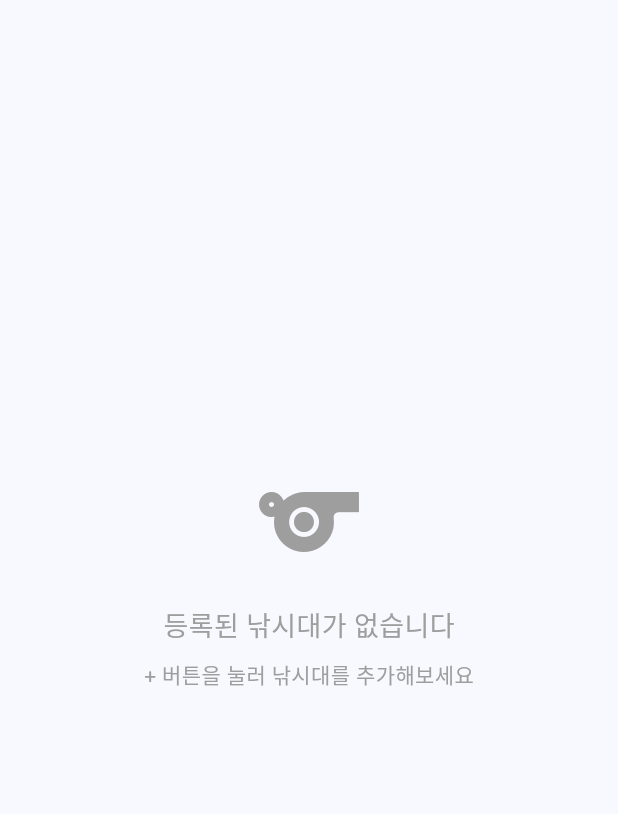
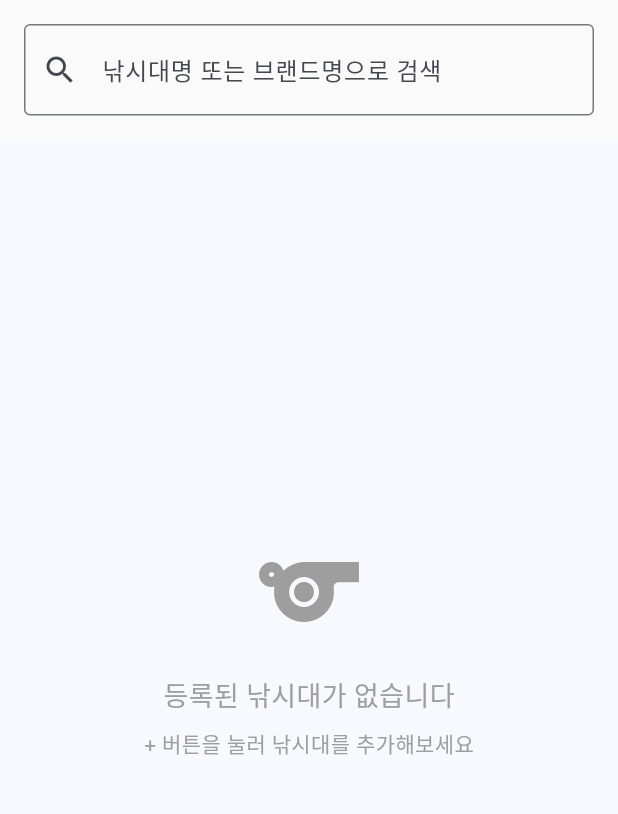
Before and after one commit to ezzooooo/fishing_rod_calculator, a Flutter app: the FishingRodManagementScreen screen opened by its route, on a phone screen of 412 x 824 dp, the part 84-898 px from its top. Run offline on Flutter 3.47's test engine with Material 3 defaults, Android fonts, the light colour scheme and no system bars; our stand-ins replace file_picker, flutter_riverpod, freezed_annotation, go_router, pdf, printing and 1 more; accounts and stored records are empty.

```diff
--- a/lib/screens/add_edit_fishing_rod_screen.dart
+++ b/lib/screens/add_edit_fishing_rod_screen.dart
@@ -60,10 +60,11 @@ class _AddEditFishingRodScreenState
       // 기존 낚시대의 칸수들을 선택된 상태로 설정
       _selectedLengths = rod.availableLengths.toSet();
 
-      // 각 칸수에 대해 같은 가격으로 초기화
+      // 각 칸수에 대해 개별 가격으로 초기화 (없으면 기본 가격 사용)
       for (int length in _selectedLengths) {
+        final price = rod.getPriceForLength(length);
         _priceControllers[length] = TextEditingController(
-          text: rod.usedPrice.toStringAsFixed(0),
+          text: price.toStringAsFixed(0),
         );
         _priceFocusNodes[length] = FocusNode();
       }
--- a/lib/screens/fishing_rod_management_screen.dart
+++ b/lib/screens/fishing_rod_management_screen.dart
@@ -1,3 +1,4 @@
+import 'dart:async';
 import 'package:flutter/material.dart';
 import 'package:flutter_riverpod/flutter_riverpod.dart';
 import 'package:go_router/go_router.dart';
@@ -6,13 +7,56 @@ import '../providers/brand_provider.dart';
 import '../models/brand.dart';
 import '../widgets/app_drawer.dart';
 
-class FishingRodManagementScreen extends ConsumerWidget {
+class FishingRodManagementScreen extends ConsumerStatefulWidget {
   const FishingRodManagementScreen({super.key});
 
   @override
-  Widget build(BuildContext context, WidgetRef ref) {
+  ConsumerState<FishingRodManagementScreen> createState() =>
+      _FishingRodManagementScreenState();
+}
+
+class _FishingRodManagementScreenState
+    extends ConsumerState<FishingRodManagementScreen> {
+  final _searchController = TextEditingController();
+  String _searchQuery = '';
+  Timer? _debounceTimer;
+
+  @override
+  void dispose() {
+    _searchController.dispose();
+    _debounceTimer?.cancel();
+    super.dispose();
+  }
+
+  void _updateSearchQuery(String query) {
+    _debounceTimer?.cancel();
+    _debounceTimer = Timer(const Duration(milliseconds: 300), () {
+      setState(() {
+        _searchQuery = query.trim();
+      });
+    });
+  }
+
+  @override
+  Widget build(BuildContext context) {
     final fishingRods = ref.watch(fishingRodProvider);
     final brands = ref.watch(brandProvider);
+
+    // 검색 필터링 로직
+    final filteredRods = _searchQuery.isEmpty
+        ? fishingRods
+        : fishingRods.where((rod) {
+            final brandName = brands
+                .firstWhere(
+                  (brand) => brand.id == rod.brandId,
+                  orElse: () => const Brand(id: '', name: ''),
+                )
+                .name;
+            return rod.name.toLowerCase().contains(
+                  _searchQuery.toLowerCase(),
+                ) ||
+                brandName.toLowerCase().contains(_searchQuery.toLowerCase());
+          }).toList();
 
     return Scaffold(
       appBar: AppBar(
@@ -26,12 +70,58 @@ class FishingRodManagementScreen extends ConsumerWidget {
         ],
       ),
       drawer: const AppDrawer(currentRoute: '/fishing-rods'),
-      body: fishingRods.isEmpty
+      body: Column(
+        children: [
+          // 검색 바
+          Container(
+            padding: const EdgeInsets.all(16),
+            color: Colors.grey.shade50,
+            child: Column(
+              children: [
+                TextField(
+                  controller: _searchController,
+                  decoration: InputDecoration(
+                    hintText: '낚시대명 또는 브랜드명으로 검색',
+                    prefixIcon: const Icon(Icons.search),
+                    suffixIcon: _searchController.text.isNotEmpty
+                        ? IconButton(
+                            icon: const Icon(Icons.clear),
+                            onPressed: () {
+                              _searchController.clear();
+                              _debounceTimer?.cancel();
+                              setState(() {
+                                _searchQuery = '';
+                              });
+                            },
+                          )
+                        : null,
+                    border: const OutlineInputBorder(),
+                  ),
+                  onChanged: _updateSearchQuery,
+                ),
+                if (_searchQuery.isNotEmpty) ...[
+                  const SizedBox(height: 8),
+                  Text(
+                    '총 ${fishingRods.length}개 중 ${filteredRods.length}개 표시',
+                    style: TextStyle(fontSize: 12, color: Colors.grey.shade600),
+                  ),
+                ],
+              ],
+            ),
+          ),
+
+          // 낚시대 목록
+          Expanded(
+            child: fishingRods.isEmpty
                 ? const Center(
                     child: Column(
                       mainAxisAlignment: MainAxisAlignment.center,
                       children: [
-                  Icon(Icons.sports_outlined, size: 80, color: Colors.grey),
+                        Icon(
+                          Icons.sports_outlined,
+                          size: 80,
+                          color: Colors.grey,
+                        ),
                         SizedBox(height: 16),
                         Text(
                           '등록된 낚시대가 없습니다',
@@ -45,11 +135,40 @@ class FishingRodManagementScreen extends ConsumerWidget {
                       ],
                     ),
                   )
+                : filteredRods.isEmpty
+                ? Center(
+                    child: Column(
+                      mainAxisAlignment: MainAxisAlignment.center,
+                      children: [
+                        const Icon(
+                          Icons.search_off,
+                          size: 80,
+                          color: Colors.grey,
+                        ),
+                        const SizedBox(height: 16),
+                        Text(
+                          '검색 결과가 없습니다',
+                          style: TextStyle(
+                            fontSize: 18,
+                            color: Colors.grey.shade600,
+                          ),
+                        ),
+                        const SizedBox(height: 8),
+                        Text(
+                          '"$_searchQuery"와 일치하는 낚시대가 없습니다',
+                          style: TextStyle(
+                            fontSize: 14,
+                            color: Colors.grey.shade500,
+                          ),
+                        ),
+                      ],
+                    ),
+                  )
                 : ListView.builder(
                     padding: const EdgeInsets.all(16),
-              itemCount: fishingRods.length,
+                    itemCount: filteredRods.length,
                     itemBuilder: (context, index) {
-                final rod = fishingRods[index];
+                      final rod = filteredRods[index];
                       final brand = brands.firstWhere(
                         (b) => b.id == rod.brandId,
                         orElse: () => const Brand(id: '', name: '알 수 없음'),
@@ -57,7 +176,9 @@ class FishingRodManagementScreen extends ConsumerWidget {
 
                       return Card(
                         child: ListTile(
-                    leading: const CircleAvatar(child: Icon(Icons.sports)),
+                          leading: const CircleAvatar(
+                            child: Icon(Icons.sports),
+                          ),
                           title: Text(
                             rod.name,
                             style: const TextStyle(fontWeight: FontWeight.bold),
@@ -80,9 +201,16 @@ class FishingRodManagementScreen extends ConsumerWidget {
                                 tooltip: '수정',
                               ),
                               IconButton(
-                          icon: const Icon(Icons.delete, color: Colors.red),
-                          onPressed: () =>
-                              _showDeleteDialog(context, ref, rod.id, rod.name),
+                                icon: const Icon(
+                                  Icons.delete,
+                                  color: Colors.red,
+                                ),
+                                onPressed: () => _showDeleteDialog(
+                                  context,
+                                  ref,
+                                  rod.id,
+                                  rod.name,
+                                ),
                                 tooltip: '삭제',
                               ),
                             ],
@@ -91,6 +219,9 @@ class FishingRodManagementScreen extends ConsumerWidget {
                         ),
                       );
                     },
+                  ),
+          ),
+        ],
       ),
     );
   }
```
Also changed, not shown: lib/screens/home_screen.dart (+27 -31 lines), .claude/settings.local.json (added), 1 other file. Lines whose indentation alone changed are shown as unchanged.
